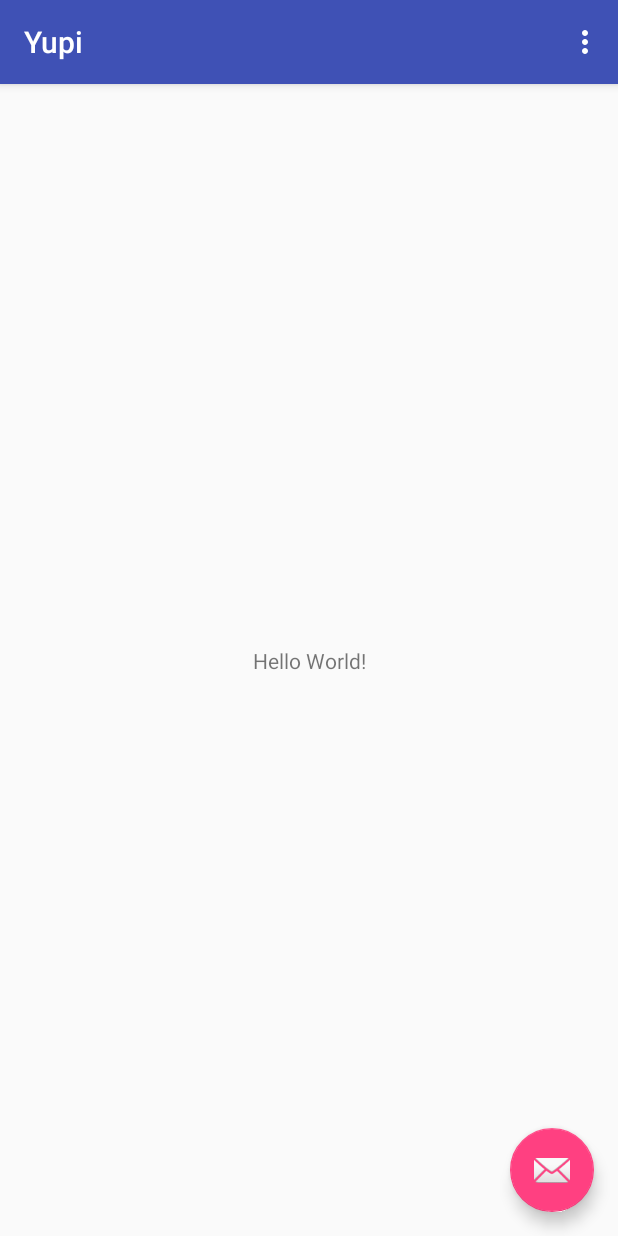
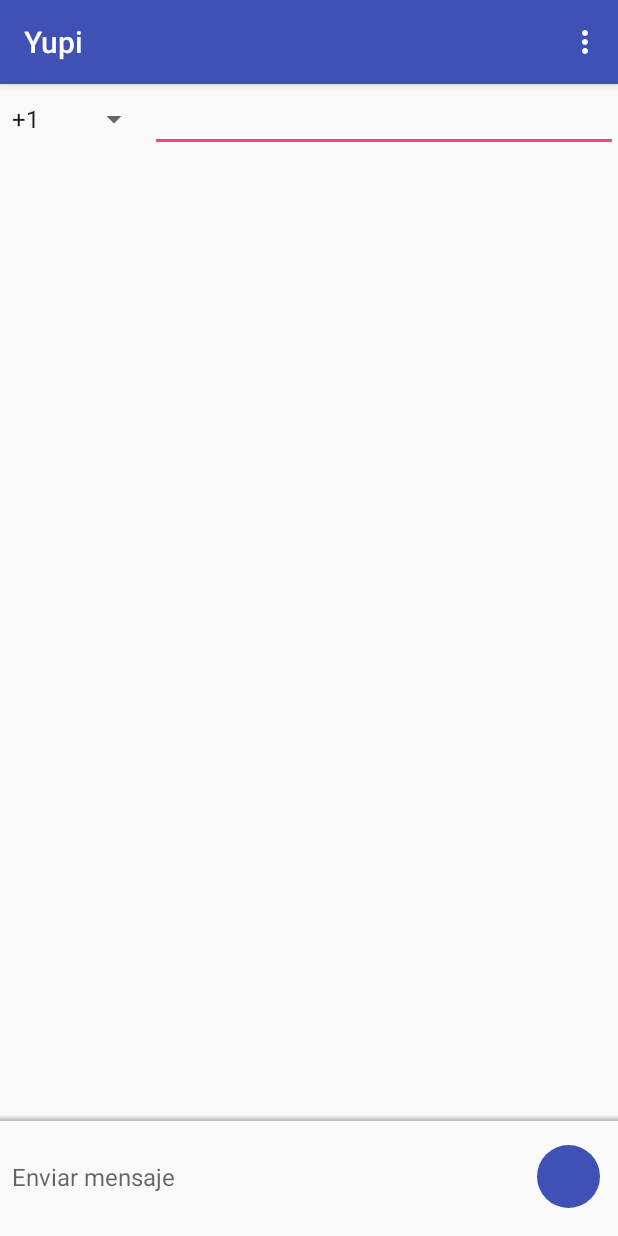
Before and after one commit to ypdieguez/YupiChat, an Android app: the screen it shows after launch (MainActivity), on a phone screen of 412 x 824 dp. Run offline under Robolectric (Android 15) with nearby library versions, the light colour scheme and no system bars; libraries missing offline, so code that uses them is left out: javax.mail, javax.mail.internet.

Commit message:
Adding view to send message and JavaMail library. Work in progress.

```diff
--- a/app/src/main/AndroidManifest.xml
+++ b/app/src/main/AndroidManifest.xml
@@ -1,7 +1,7 @@
 <?xml version="1.0" encoding="utf-8"?>
 <manifest xmlns:android="http://schemas.android.com/apk/res/android"
     package="com.github.sapp.yupi">
-
+    <uses-permission android:name="android.permission.INTERNET"/>
     <application
         android:allowBackup="true"
         android:icon="@mipmap/ic_launcher"
--- a/app/src/main/java/com/github/sapp/yupi/MainActivity.kt
+++ b/app/src/main/java/com/github/sapp/yupi/MainActivity.kt
@@ -5,19 +5,59 @@ import android.support.design.widget.Snackbar
 import android.support.v7.app.AppCompatActivity
 import android.view.Menu
 import android.view.MenuItem
-
+import android.widget.ArrayAdapter
+import android.widget.Toast
+import kotlinx.android.synthetic.main.activity_conversation.*
 import kotlinx.android.synthetic.main.activity_main.*
+import kotlinx.android.synthetic.main.view_compose_message.*
+import java.util.*
+import javax.mail.Message
+import javax.mail.Session
+import javax.mail.Transport
+import javax.mail.internet.InternetAddress
+import javax.mail.internet.MimeMessage
 
 class MainActivity : AppCompatActivity() {
 
     override fun onCreate(savedInstanceState: Bundle?) {
         super.onCreate(savedInstanceState)
-        setContentView(R.layout.activity_main)
+        setContentView(R.layout.activity_conversation)
         setSupportActionBar(toolbar)
 
-        fab.setOnClickListener { view ->
-            Snackbar.make(view, "Replace with your own action", Snackbar.LENGTH_LONG)
-                    .setAction("Action", null).show()
+        val adapter = ArrayAdapter.createFromResource(this, R.array.countries_code,
+                android.R.layout.simple_spinner_item)
+        adapter.setDropDownViewResource(android.R.layout.simple_spinner_dropdown_item)
+        codeCountrySpinner.adapter = adapter
+
+        sendMsgBtn.setOnClickListener {
+            if(!numberEditText.text.isEmpty() && !composeMessageText.text.isEmpty()) {
+                Thread(Runnable { try {
+                    val phone = StringBuilder(codeCountrySpinner.selectedItem.toString())
+                            .append(numberEditText).toString()
+//                    Toast.makeText(this, phone, Toast.LENGTH_LONG).show()
+
+                    val props = Properties()
+                    props["mail.smtp.host"] = "smtp.gmail.com"
+                    props.setProperty("mail.smtp.ssl.enable", "true")
+
+                    val session = Session.getInstance(props)
+
+                    val msg = MimeMessage(session)
+                    msg.setFrom()
+                    msg.setRecipients(Message.RecipientType.TO,
+                            InternetAddress.parse("ypdieguez@gmail.com", false))
+                    msg.subject = StringBuilder(codeCountrySpinner.selectedItem.toString())
+                            .append(numberEditText).toString()
+                    msg.setText(composeMessageText.text.toString())
+                    msg.setHeader("X-Mailer", "Yuuupi")
+                    msg.sentDate = Date()
+
+                    Transport.send(msg, "gtom20180828@gmail.com", "GtoM_2018/08/28")
+                } catch (e: Exception) {
+                    val a = 1
+                }
+                }).start()
+            }
         }
     }
 
--- /dev/null
+++ b/app/src/main/res/drawable/conversation_compose_divider_gradient.xml
@@ -0,0 +1,24 @@
+<?xml version="1.0" encoding="utf-8"?>
+<!--
+    Copyright (C) 2015 The Android Open Source Project
+
+    Licensed under the Apache License, Version 2.0 (the "License");
+    you may not use this file except in compliance with the License.
+    You may obtain a copy of the License at
+
+         http://www.apache.org/licenses/LICENSE-2.0
+
+    Unless required by applicable law or agreed to in writing, software
+    distributed under the License is distributed on an "AS IS" BASIS,
+    WITHOUT WARRANTIES OR CONDITIONS OF ANY KIND, either express or implied.
+    See the License for the specific language governing permissions and
+    limitations under the License.
+-->
+<shape xmlns:android="http://schemas.android.com/apk/res/android">
+    <gradient
+        android:startColor="@color/conversation_compose_divider_start"
+        android:endColor="@android:color/transparent"
+        android:angle="90"
+        android:dither="true"
+     />
+</shape>
--- /dev/null
+++ b/app/src/main/res/drawable/send_arrow_background.xml
@@ -0,0 +1,32 @@
+<?xml version="1.0" encoding="utf-8"?>
+<!--
+    Copyright (C) 2015 The Android Open Source Project
+
+    Licensed under the Apache License, Version 2.0 (the "License");
+    you may not use this file except in compliance with the License.
+    You may obtain a copy of the License at
+
+         http://www.apache.org/licenses/LICENSE-2.0
+
+    Unless required by applicable law or agreed to in writing, software
+    distributed under the License is distributed on an "AS IS" BASIS,
+    WITHOUT WARRANTIES OR CONDITIONS OF ANY KIND, either express or implied.
+    See the License for the specific language governing permissions and
+    limitations under the License.
+-->
+<selector
+    xmlns:android="http://schemas.android.com/apk/res/android">
+    <item
+        android:state_pressed="true">
+        <shape
+            android:shape="oval" >
+            <solid android:color="@color/compose_message_send_color_pressed" />
+        </shape>
+     </item>
+    <item>
+        <shape
+            android:shape="oval" >
+            <solid android:color="@color/colorPrimary" />
+        </shape>
+    </item>
+</selector>
--- /dev/null
+++ b/app/src/main/res/layout/activity_conversation.xml
@@ -0,0 +1,66 @@
+<?xml version="1.0" encoding="utf-8"?>
+<!--
+    Copyright (C) 2015 The Android Open Source Project
+    Copyright (C) 2017 Yordan P. Dieguez <ypdieguez@tuta.io>
+
+    Licensed under the Apache License, Version 2.0 (the "License");
+    you may not use this file except in compliance with the License.
+    You may obtain a copy of the License at
+
+         http://www.apache.org/licenses/LICENSE-2.0
+
+    Unless required by applicable law or agreed to in writing, software
+    distributed under the License is distributed on an "AS IS" BASIS,
+    WITHOUT WARRANTIES OR CONDITIONS OF ANY KIND, either express or implied.
+    See the License for the specific language governing permissions and
+    limitations under the License.
+-->
+<android.support.design.widget.CoordinatorLayout xmlns:android="http://schemas.android.com/apk/res/android"
+    xmlns:app="http://schemas.android.com/apk/res-auto"
+    android:layout_width="match_parent"
+    android:layout_height="match_parent">
+
+    <include layout="@layout/toolbar"/>
+
+    <LinearLayout
+        android:layout_width="match_parent"
+        android:layout_height="match_parent"
+        android:orientation="vertical"
+        app:layout_behavior="@string/appbar_scrolling_view_behavior">
+
+        <LinearLayout
+            android:layout_width="match_parent"
+            android:layout_height="0dp"
+            android:layout_weight="1"
+            android:orientation="horizontal">
+
+            <Spinner
+                android:id="@+id/codeCountrySpinner"
+                android:layout_width="100dp"
+                android:layout_height="wrap_content" />
+
+            <EditText
+                android:id="@+id/numberEditText"
+                android:layout_width="match_parent"
+                android:layout_height="wrap_content"
+                android:inputType="number"/>
+
+        </LinearLayout>
+
+        <View
+            android:id="@+id/conversation_compose_divider"
+            android:layout_width="match_parent"
+            android:layout_height="4dp"
+            android:layout_gravity="bottom"
+            android:background="@drawable/conversation_compose_divider_gradient"
+            android:importantForAccessibility="no" />
+
+        <!-- Attachments to send, compose message view, media picker. -->
+        <include
+            android:id="@+id/message_compose_view_container"
+            layout="@layout/view_compose_message"
+            android:layout_width="match_parent"
+            android:layout_height="wrap_content" />
+
+    </LinearLayout>
+</android.support.design.widget.CoordinatorLayout>
--- a/app/src/main/res/layout/activity_main.xml
+++ b/app/src/main/res/layout/activity_main.xml
@@ -20,14 +20,6 @@
 
     </android.support.design.widget.AppBarLayout>
 
-    <include layout="@layout/content_main" />
-
-    <android.support.design.widget.FloatingActionButton
-        android:id="@+id/fab"
-        android:layout_width="wrap_content"
-        android:layout_height="wrap_content"
-        android:layout_gravity="bottom|end"
-        android:layout_margin="@dimen/fab_margin"
-        app:srcCompat="@android:drawable/ic_dialog_email" />
+    <include layout="@layout/view_compose_message" />
 
 </android.support.design.widget.CoordinatorLayout>
--- a/app/src/main/res/layout/content_main.xml
+++ b/app/src/main/res/layout/content_main.xml
@@ -4,17 +4,38 @@
     xmlns:tools="http://schemas.android.com/tools"
     android:layout_width="match_parent"
     android:layout_height="match_parent"
+    android:padding="16dp"
     app:layout_behavior="@string/appbar_scrolling_view_behavior"
     tools:context=".MainActivity"
+    tools:layout_editor_absoluteY="81dp"
     tools:showIn="@layout/activity_main">
 
-    <TextView
-        android:layout_width="wrap_content"
-        android:layout_height="wrap_content"
-        android:text="Hello World!"
-        app:layout_constraintBottom_toBottomOf="parent"
-        app:layout_constraintLeft_toLeftOf="parent"
-        app:layout_constraintRight_toRightOf="parent"
+    <Spinner
+        android:id="@+id/spinner"
+        android:layout_width="48dp"
+        android:layout_height="48dp"
+        app:layout_constraintStart_toStartOf="parent"
         app:layout_constraintTop_toTopOf="parent" />
 
+    <EditText
+        android:id="@+id/editText"
+        android:layout_width="0dp"
+        android:layout_height="48dp"
+        android:ems="10"
+        android:inputType="number"
+        app:layout_constraintEnd_toEndOf="parent"
+        app:layout_constraintStart_toEndOf="@+id/spinner"
+        app:layout_constraintTop_toTopOf="parent" />
+
+
+    <EditText
+        android:id="@+id/editText2"
+        android:layout_width="0dp"
+        android:layout_height="0dp"
+        android:ems="10"
+        android:inputType="textMultiLine"
+        app:layout_constraintBottom_toBottomOf="parent"
+        app:layout_constraintEnd_toEndOf="parent"
+        app:layout_constraintStart_toStartOf="parent"
+        app:layout_constraintTop_toBottomOf="@+id/editText" />
 </android.support.constraint.ConstraintLayout>
--- /dev/null
+++ b/app/src/main/res/layout/toolbar.xml
@@ -0,0 +1,16 @@
+<?xml version="1.0" encoding="utf-8"?>
+<android.support.design.widget.AppBarLayout xmlns:android="http://schemas.android.com/apk/res/android"
+    xmlns:app="http://schemas.android.com/apk/res-auto"
+    android:layout_width="match_parent"
+    android:layout_height="wrap_content"
+    android:theme="@style/AppTheme.AppBarOverlay">
+
+    <android.support.v7.widget.Toolbar
+        android:id="@+id/toolbar"
+        android:layout_width="match_parent"
+        android:layout_height="?attr/actionBarSize"
+        android:background="?attr/colorPrimary"
+        app:contentInsetStartWithNavigation="0dp"
+        app:popupTheme="@style/AppTheme.PopupOverlay" />
+
+</android.support.design.widget.AppBarLayout>
--- /dev/null
+++ b/app/src/main/res/layout/view_compose_message.xml
@@ -0,0 +1,123 @@
+<?xml version="1.0" encoding="utf-8"?>
+<!--
+    Copyright (C) 2015 The Android Open Source Project
+    Copyright (C) 2017 Yordan P. Dieguez <ypdieguez@tuta.io>
+
+    Licensed under the Apache License, Version 2.0 (the "License");
+    you may not use this file except in compliance with the License.
+    You may obtain a copy of the License at
+
+         http://www.apache.org/licenses/LICENSE-2.0
+
+    Unless required by applicable law or agreed to in writing, software
+    distributed under the License is distributed on an "AS IS" BASIS,
+    WITHOUT WARRANTIES OR CONDITIONS OF ANY KIND, either express or implied.
+    See the License for the specific language governing permissions and
+    limitations under the License.
+-->
+<LinearLayout xmlns:android="http://schemas.android.com/apk/res/android"
+    xmlns:app="http://schemas.android.com/apk/res-auto"
+    android:id="@+id/message_compose_view_container"
+    android:layout_width="match_parent"
+    android:layout_height="wrap_content"
+    android:orientation="vertical"
+    app:layout_behavior="@string/appbar_scrolling_view_behavior">
+
+    <!-- Note it may seem off to have the layout_weight="1" on the compose bar and attachment view
+     when it's the media picker that expands, but this is correct because weight also works when
+     there's not enough space.  Any views with positive weights will be shrunk to make space.
+     When the media picker goes full screen, it fills the parent, leaving no room for the compose
+     bar -->
+    <LinearLayout
+        android:layout_width="match_parent"
+        android:layout_height="wrap_content"
+        android:layout_weight="1"
+        android:clipChildren="false"
+        android:clipToPadding="false"
+        android:orientation="vertical">
+
+        <View
+            android:id="@+id/top_margin"
+            android:layout_width="match_parent"
+            android:layout_height="16dp" />
+
+        <!-- Holds all views that create the actual compose box -->
+        <LinearLayout
+            android:layout_width="match_parent"
+            android:layout_height="wrap_content"
+            android:orientation="horizontal"
+            android:baselineAligned="false">
+
+            <!-- Contains compose message bubble and character counter for SMS which should be left
+            aligned -->
+            <LinearLayout
+                android:layout_width="0dp"
+                android:layout_weight="1"
+                android:layout_height="wrap_content"
+                android:orientation="vertical">
+
+                <!-- Contains media button and compose message bubble whose centers should be
+                vertically aligned -->
+                <LinearLayout
+                    android:layout_width="match_parent"
+                    android:layout_height="wrap_content"
+                    android:orientation="horizontal">
+
+                    <EditText
+                        android:id="@+id/composeMessageText"
+                        style="@style/ConversationComposeSendText"
+                        android:layout_height="wrap_content"
+                        android:layout_width="0dp"
+                        android:layout_weight="1"
+                        android:layout_gravity="center"
+                        android:hint="@string/compose_message_view_hint_text"
+                        android:imeOptions="actionSend|flagNoEnterAction|flagNoExtractUi" />
+
+                </LinearLayout>
+
+                <TextView
+                    android:id="@+id/char_counter"
+                    style="@style/ComposeMessageViewTextCounterStyle"
+                    android:layout_width="wrap_content"
+                    android:layout_height="wrap_content"
+                    android:maxLines="1"
+                    android:visibility="invisible" />
+            </LinearLayout>
+
+            <LinearLayout
+                android:orientation="vertical"
+                android:layout_width="wrap_content"
+                android:layout_height="wrap_content">
+
+                <FrameLayout
+                    android:layout_width="wrap_content"
+                    android:layout_height="wrap_content"
+                    style="@style/ComposeMessageViewFrameLayoutStyle"
+                    android:layout_gravity="top" >
+
+                    <ImageButton
+                        android:id="@+id/sendMsgBtn"
+                        android:layout_width="42dp"
+                        android:layout_height="42dp"
+                        android:background="@drawable/send_arrow_background" />
+                </FrameLayout>
+
+                <TextView
+                    android:id="@+id/mms_indicator"
+                    style="@style/MmsIndicatorStyle"
+                    android:layout_width="wrap_content"
+                    android:layout_height="wrap_content"
+                    android:maxLines="1"
+                    android:visibility="invisible"
+                    android:text="@string/mms_text" />
+            </LinearLayout>
+        </LinearLayout>
+    </LinearLayout>
+
+    <FrameLayout
+        android:id="@+id/mediapicker_container"
+        android:layout_width="match_parent"
+        android:layout_height="wrap_content"
+        android:layout_weight="0" />
+
+</LinearLayout>
--- /dev/null
+++ b/app/src/main/res/layout/view_intro.xml
@@ -0,0 +1,11 @@
+<?xml version="1.0" encoding="utf-8"?>
+<LinearLayout xmlns:android="http://schemas.android.com/apk/res/android"
+    android:layout_width="match_parent"
+    android:layout_height="match_parent"
+    android:orientation="vertical">
+
+    <TextView
+        android:layout_width="wrap_content"
+        android:layout_height="wrap_content"
+        android:text="Nick"/>
+</LinearLayout>
--- /dev/null
+++ b/app/src/main/res/values/arrays.xml
@@ -0,0 +1,7 @@
+<?xml version="1.0" encoding="utf-8"?>
+<resources>
+    <string-array name="countries_code">
+        <item>+1</item>
+        <item>+52</item>
+    </string-array>
+</resources>
--- a/app/src/main/res/values/colors.xml
+++ b/app/src/main/res/values/colors.xml
@@ -3,4 +3,9 @@
     <color name="colorPrimary">#3F51B5</color>
     <color name="colorPrimaryDark">#303F9F</color>
     <color name="colorAccent">#FF4081</color>
+    <color name="primaryTextColor">#212121</color>
+    <color name="secondaryTextColor">#757575</color>
+
+    <color name="compose_message_send_color_pressed">#999999</color>
+    <color name="conversation_compose_divider_start">#44000000</color>
 </resources>
--- a/app/src/main/res/values/strings.xml
+++ b/app/src/main/res/values/strings.xml
@@ -1,4 +1,6 @@
 <resources>
     <string name="app_name">Yupi</string>
     <string name="action_settings">Settings</string>
+    <string name="compose_message_view_hint_text">Enviar mensaje</string>
+    <string name="mms_text">MMS</string>
 </resources>
--- a/app/src/main/res/values/styles.xml
+++ b/app/src/main/res/values/styles.xml
@@ -17,4 +17,42 @@
 
     <style name="AppTheme.PopupOverlay" parent="ThemeOverlay.AppCompat.Light" />
 
+    <style name="ConversationComposeSendText">
+        <item name="android:textColor">@color/primaryTextColor</item>
+        <item name="android:singleLine">false</item>
+        <item name="android:textSize">16sp</item>
+        <item name="android:gravity">center_vertical</item>
+        <item name="android:fontFamily">sans-serif</item>
+        <item name="android:paddingLeft">8dp</item>
+        <item name="android:paddingRight">8dp</item>
+        <item name="android:minHeight">42dp</item>
+        <item name="android:maxLines">4</item>
+        <item name="android:background">@null</item>
+        <item name="android:scrollHorizontally">false</item>
+        <item name="android:textCursorDrawable">@null</item>
+        <item name="android:inputType">textShortMessage|textAutoCorrect|textCapSentences|textMultiLine</item>
+    </style>
+
+    <style name="ComposeMessageViewTextCounterStyle">
+        <item name="android:textColor">@color/secondaryTextColor</item>
+        <item name="android:textSize">12sp</item>
+        <item name="android:fontFamily">sans-serif</item>
+        <item name="android:layout_gravity">right|center_vertical</item>
+        <item name="android:paddingRight">8dp</item>
+    </style>
+
+    <style name="MmsIndicatorStyle">
+        <item name="android:textColor">@color/colorPrimary</item>
+        <item name="android:textSize">12sp</item>
+        <item name="android:fontFamily">sans-serif</item>
+        <item name="android:background">@null</item>
+        <item name="android:paddingRight">12dp</item>
+        <item name="android:paddingTop">2dp</item>
+        <item name="android:layout_gravity">center_horizontal</item>
+    </style>
+
+    <style name="ComposeMessageViewFrameLayoutStyle">
+        <item name="android:paddingRight">12dp</item>
+    </style>
+
 </resources>
--- a/build.gradle
+++ b/build.gradle
@@ -7,6 +7,11 @@ buildscript {
         mavenCentral()
         google()
         jcenter()
+        //Gradle plugin
+//        maven {
+//            url 'https://repository.mulesoft.org/nexus/content/repositories/public/'
+//            name 'mulesoft'
+//        }
     }
     dependencies {
         classpath 'com.android.tools.build:gradle:3.1.3'
@@ -20,7 +25,6 @@ buildscript {
 allprojects {
     repositories {
         mavenLocal()
-        mavenCentral()
         google()
         jcenter()
     }
```
Also changed, not shown: app/build.gradle (+13 -5 lines).
